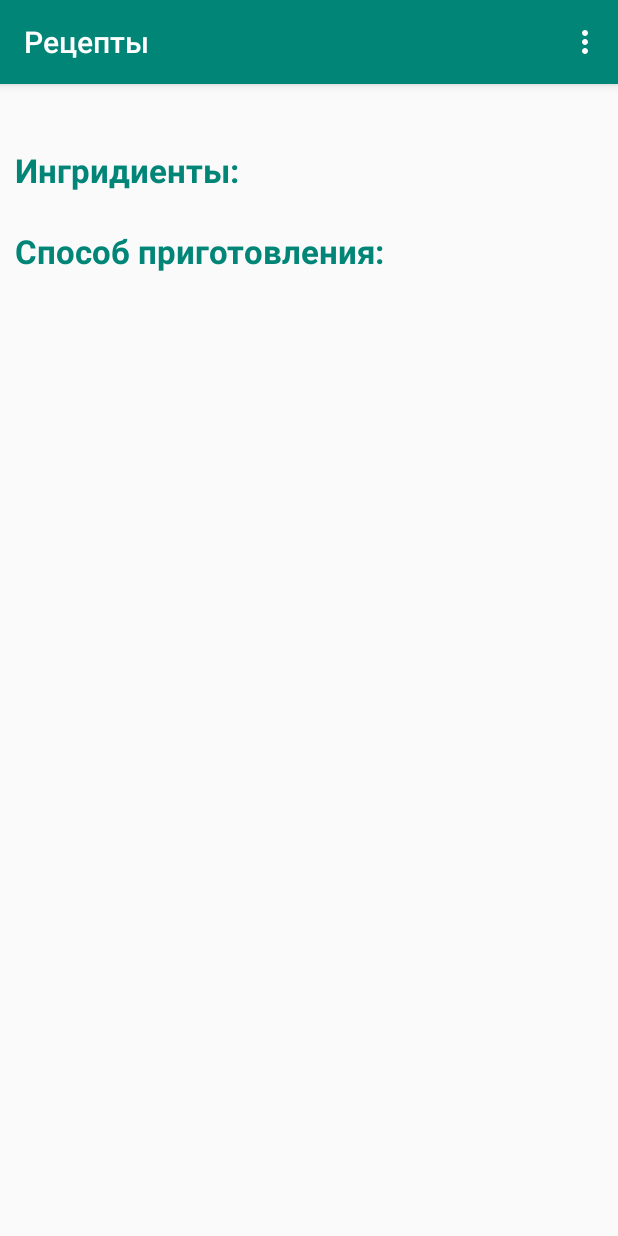
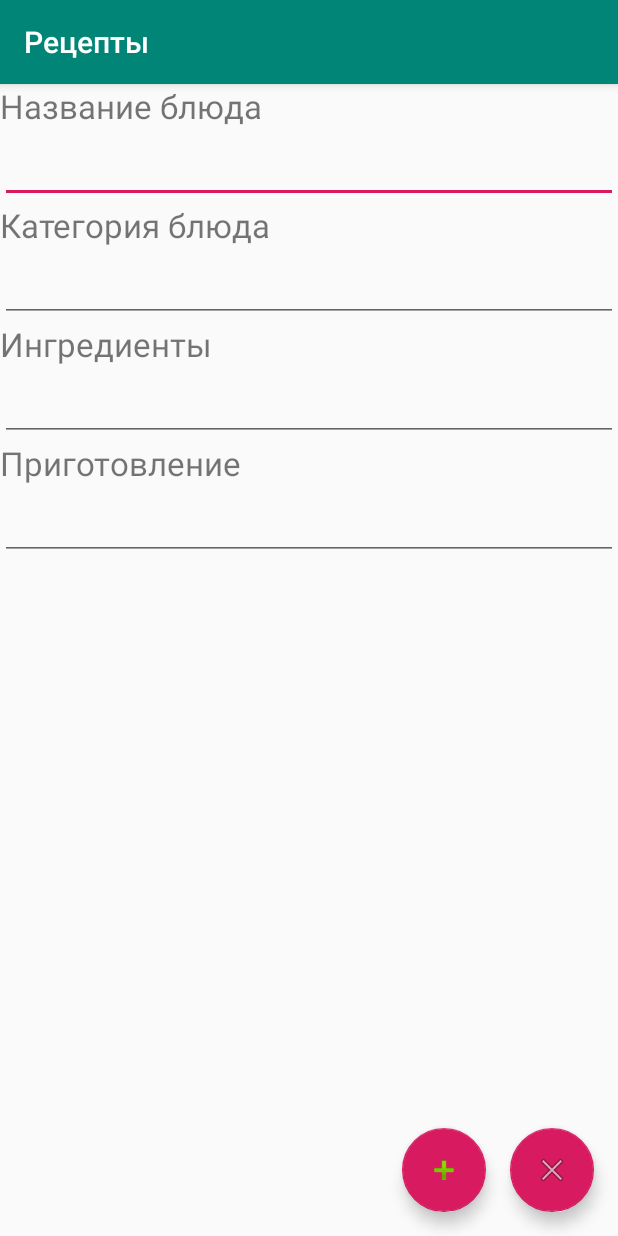
Before and after one commit to Anton9kin/Dishes, an Android app: the DishContentActivity screen opened directly, with no data from a screen before it, in the options menu, after a tap on "Редактировать рецепт", on a phone screen of 412 x 824 dp. Run offline under Robolectric (Android 15) with nearby library versions, the phone set to English and light mode, and no system bars.

Commit message:
Added activity for edit/create dish

```diff
--- a/app/src/main/AndroidManifest.xml
+++ b/app/src/main/AndroidManifest.xml
@@ -26,10 +26,12 @@
             android:name=".DishContentActivity"
             android:theme="@style/AppTheme.NoActionBar">
             <intent-filter>
-                <action android:name="com.example.devyatkin.SHOW_DISH_CONTENT"/>
-                <category android:name="android.intent.category.DEFAULT"/>
+                <action android:name="com.example.devyatkin.SHOW_DISH_CONTENT" />
+
+                <category android:name="android.intent.category.DEFAULT" />
             </intent-filter>
         </activity>
+        <activity android:name=".DishEdit"></activity>
     </application>
 
 </manifest>
--- a/app/src/main/java/com/example/devyatkin/dishes/DishContentActivity.java
+++ b/app/src/main/java/com/example/devyatkin/dishes/DishContentActivity.java
@@ -1,5 +1,6 @@
 package com.example.devyatkin.dishes;
 
+import android.content.Intent;
 import android.graphics.Bitmap;
 import android.graphics.BitmapFactory;
 import android.support.v7.app.AppCompatActivity;
@@ -69,7 +70,9 @@ public class DishContentActivity extends AppCompatActivity {
             return true;
         }
         if (id == R.id.action_dish_edit) {
-            Toast.makeText(this, "<" + getResources().getString(R.string.action_dish_edit) + "> не доступно", Toast.LENGTH_LONG).show();
+            Intent intent = new Intent(this, DishEdit.class);
+            startActivity(intent);
+            //Toast.makeText(this, "<" + getResources().getString(R.string.action_dish_edit) + "> не доступно", Toast.LENGTH_LONG).show();
             return true;
         }
         if (id == R.id.action_dish_delete) {
--- /dev/null
+++ b/app/src/main/java/com/example/devyatkin/dishes/DishEdit.java
@@ -0,0 +1,34 @@
+package com.example.devyatkin.dishes;
+
+import android.support.design.widget.FloatingActionButton;
+import android.support.design.widget.Snackbar;
+import android.support.v7.app.AppCompatActivity;
+import android.os.Bundle;
+import android.view.View;
+
+public class DishEdit extends AppCompatActivity {
+
+    @Override
+    protected void onCreate(Bundle savedInstanceState) {
+        super.onCreate(savedInstanceState);
+        setContentView(R.layout.activity_dish_edit);
+
+        FloatingActionButton fab_apply = findViewById(R.id.fab_apply);
+        fab_apply.setOnClickListener(new View.OnClickListener() {
+            @Override
+            public void onClick(View view) {
+                Snackbar.make(view, "Replace with your own action", Snackbar.LENGTH_LONG)
+                        .setAction("Action", null).show();
+            }
+        });
+
+        FloatingActionButton fab_cancel = findViewById(R.id.fab_cancel);
+        fab_cancel.setOnClickListener(new View.OnClickListener() {
+            @Override
+            public void onClick(View view) {
+                Snackbar.make(view, "Replace with your own action", Snackbar.LENGTH_LONG)
+                        .setAction("Action", null).show();
+            }
+        });
+    }
+}
--- a/app/src/main/java/com/example/devyatkin/dishes/MainActivity.java
+++ b/app/src/main/java/com/example/devyatkin/dishes/MainActivity.java
@@ -33,7 +33,6 @@ public class MainActivity extends AppCompatActivity
 
     private static final String SHOW_DISH_CONTENT = "com.example.devyatkin.SHOW_DISH_CONTENT";
 
-
     private TextView text;
     private ListView listDishes;
 
@@ -43,15 +42,6 @@ public class MainActivity extends AppCompatActivity
         setContentView(R.layout.activity_main);
         Toolbar toolbar = findViewById(R.id.toolbar);
         setSupportActionBar(toolbar);
-
-        FloatingActionButton fab = findViewById(R.id.fab);
-        fab.setOnClickListener(new View.OnClickListener() {
-            @Override
-            public void onClick(View view) {
-                Snackbar.make(view, "Replace with your own action", Snackbar.LENGTH_LONG)
-                        .setAction("Action", null).show();
-            }
-        });
 
         DrawerLayout drawer = findViewById(R.id.drawer_layout);
         ActionBarDrawerToggle toggle = new ActionBarDrawerToggle(
@@ -103,7 +93,9 @@ public class MainActivity extends AppCompatActivity
             return true;
         }
         if (id == R.id.action_dish_add) {
-            Toast.makeText(this, "<" + getResources().getString(R.string.action_dish_add) + "> не доступно", Toast.LENGTH_LONG).show();
+            Intent intent = new Intent(this, DishEdit.class);
+            startActivity(intent);
+            //Toast.makeText(this, "<" + getResources().getString(R.string.action_dish_add) + "> не доступно", Toast.LENGTH_LONG).show();
             return true;
         }
 
--- /dev/null
+++ b/app/src/main/res/layout/activity_dish_edit.xml
@@ -0,0 +1,77 @@
+<?xml version="1.0" encoding="utf-8"?>
+<android.support.constraint.ConstraintLayout xmlns:android="http://schemas.android.com/apk/res/android"
+    xmlns:app="http://schemas.android.com/apk/res-auto"
+    xmlns:tools="http://schemas.android.com/tools"
+    android:layout_width="match_parent"
+    android:layout_height="match_parent"
+    tools:context=".DishEdit">
+
+    <LinearLayout
+        android:layout_width="match_parent"
+        android:layout_height="match_parent"
+        android:orientation="vertical">
+
+        <TextView
+            android:text="@string/edit_dish_name"
+            android:textSize="@dimen/content_dish_header_size"
+            android:layout_width="match_parent"
+            android:layout_height="wrap_content" />
+        <EditText
+            android:textSize="@dimen/content_dish_header_size"
+            android:layout_width="match_parent"
+            android:layout_height="wrap_content" />
+
+        <TextView
+            android:text="@string/edit_dish_type"
+            android:textSize="@dimen/content_dish_header_size"
+            android:layout_width="match_parent"
+            android:layout_height="wrap_content" />
+        <EditText
+            android:textSize="@dimen/content_dish_header_size"
+            android:layout_width="match_parent"
+            android:layout_height="wrap_content" />
+
+        <TextView
+            android:text="@string/edit_dish_ingredients"
+            android:textSize="@dimen/content_dish_header_size"
+            android:layout_width="match_parent"
+            android:layout_height="wrap_content" />
+        <EditText
+            android:textSize="@dimen/content_dish_header_size"
+            android:layout_width="match_parent"
+            android:layout_height="wrap_content" />
+
+
+        <TextView
+            android:text="@string/edit_dish_cooking"
+            android:textSize="@dimen/content_dish_header_size"
+            android:layout_width="match_parent"
+            android:layout_height="wrap_content" />
+        <EditText
+            android:textSize="@dimen/content_dish_header_size"
+            android:layout_width="match_parent"
+            android:layout_height="wrap_content" />
+
+    </LinearLayout>
+
+    <android.support.design.widget.FloatingActionButton
+        android:id="@+id/fab_apply"
+        android:layout_width="wrap_content"
+        android:layout_height="wrap_content"
+        android:layout_gravity="end|bottom"
+        android:layout_margin="@dimen/fab_margin"
+        app:layout_constraintBottom_toBottomOf="parent"
+        app:layout_constraintRight_toLeftOf="@id/fab_cancel"
+        app:srcCompat="@android:drawable/ic_input_add" />
+
+    <android.support.design.widget.FloatingActionButton
+        android:id="@+id/fab_cancel"
+        android:layout_width="wrap_content"
+        android:layout_height="wrap_content"
+        android:layout_gravity="end|bottom"
+        android:layout_margin="@dimen/fab_margin"
+        app:layout_constraintBottom_toBottomOf="parent"
+        app:layout_constraintRight_toRightOf="parent"
+        app:srcCompat="@android:drawable/ic_menu_close_clear_cancel" />
+
+</android.support.constraint.ConstraintLayout>
--- a/app/src/main/res/layout/app_bar_main.xml
+++ b/app/src/main/res/layout/app_bar_main.xml
@@ -22,12 +22,4 @@
 
     <include layout="@layout/content_main" />
 
-    <android.support.design.widget.FloatingActionButton
-        android:id="@+id/fab"
-        android:layout_width="wrap_content"
-        android:layout_height="wrap_content"
-        android:layout_gravity="bottom|end"
-        android:layout_margin="@dimen/fab_margin"
-        app:srcCompat="@android:drawable/ic_dialog_email" />
-
 </android.support.design.widget.CoordinatorLayout>
--- a/app/src/main/res/values/strings.xml
+++ b/app/src/main/res/values/strings.xml
@@ -17,4 +17,11 @@
     <string name="choose_category">Выберите категорию блюд из меню слева</string>
     <string name="content_header_ingredients">Ингридиенты:</string>
     <string name="content_header_cooking">Способ приготовления:</string>
+    <string name="edit_hint_name">Введите название блюда</string>
+
+    <string name="edit_dish_name">Название блюда</string>
+    <string name="edit_dish_type">Категория блюда</string>
+    <string name="edit_dish_ingredients">Ингредиенты</string>
+    <string name="edit_dish_cooking">Приготовление</string>
+    <string name="edit_dish_image">Изображение</string>
 </resources>
```
